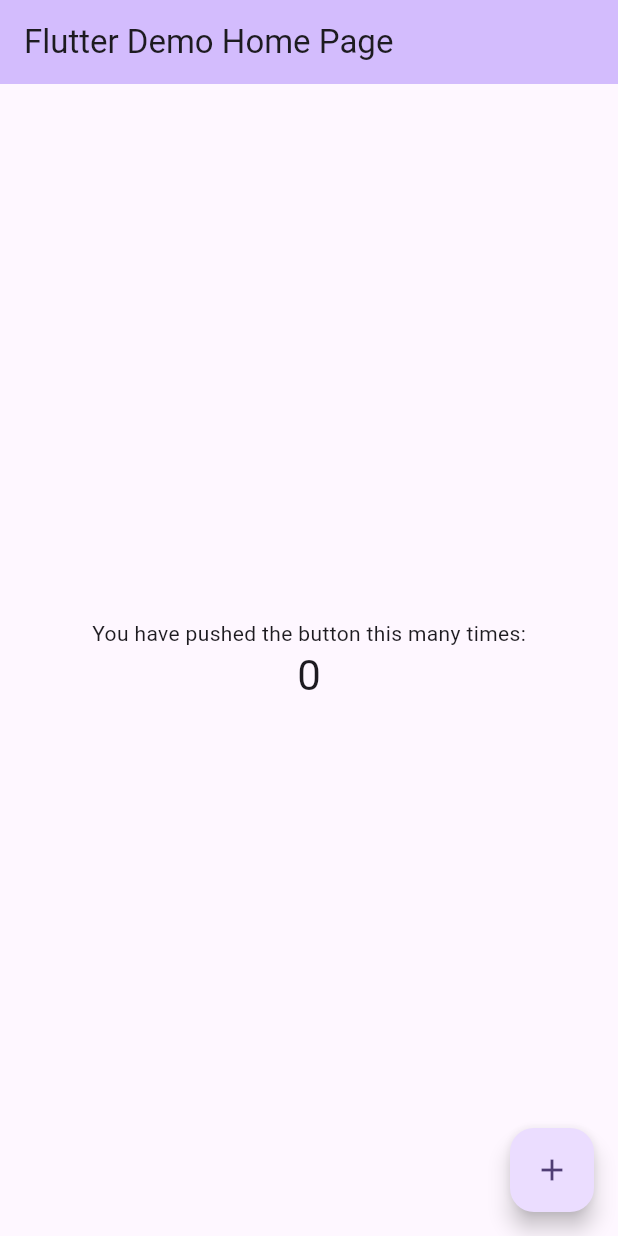
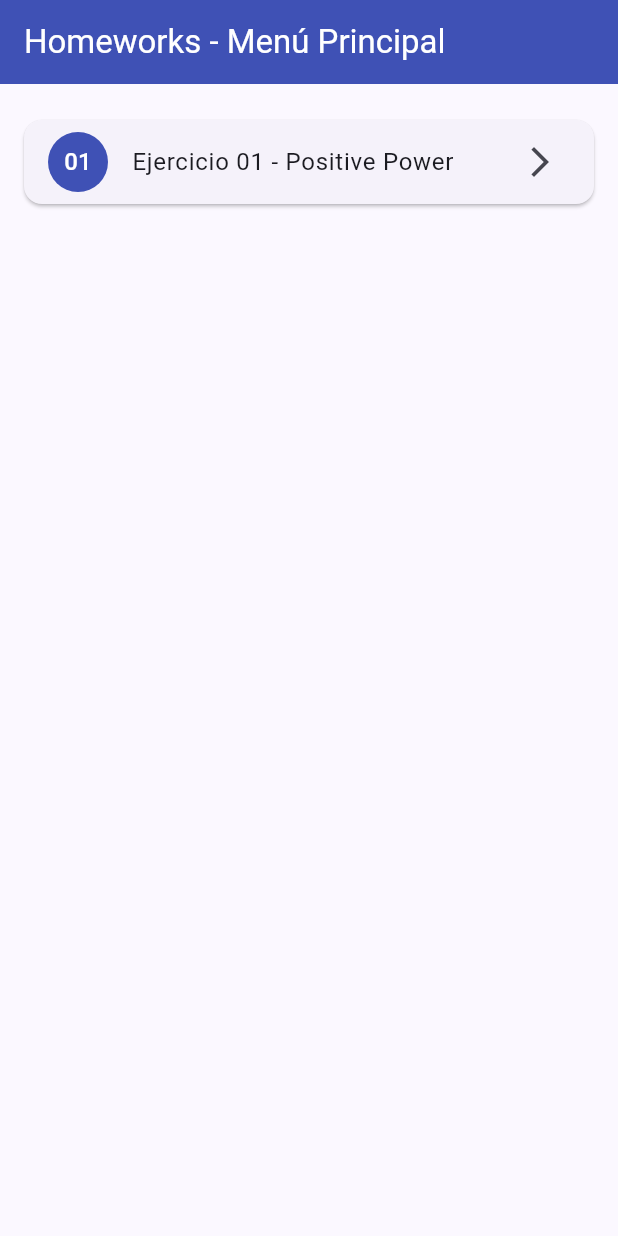
Before and after one commit to jdmarin218-stack/HomeworksCSharp, a Flutter app: the screen it shows after launch, on a phone screen of 412 x 824 dp. Run offline on Flutter 3.47's test engine with Material 3 defaults, Android fonts, the phone set to English and light mode, and no system bars.

Commit message:
feat: ejercicio 01 - Positive Power completado

```diff
--- a/lib/main.dart
+++ b/lib/main.dart
@@ -1,4 +1,5 @@
 import 'package:flutter/material.dart';
+import 'screens/ejercicio01_screen.dart';
 
 void main() {
   runApp(const MyApp());
@@ -7,115 +8,53 @@ void main() {
 class MyApp extends StatelessWidget {
   const MyApp({super.key});
 
-  // This widget is the root of your application.
   @override
   Widget build(BuildContext context) {
     return MaterialApp(
-      title: 'Flutter Demo',
-      theme: ThemeData(
-        // This is the theme of your application.
-        //
-        // TRY THIS: Try running your application with "flutter run". You'll see
-        // the application has a purple toolbar. Then, without quitting the app,
-        // try changing the seedColor in the colorScheme below to Colors.green
-        // and then invoke "hot reload" (save your changes or press the "hot
-        // reload" button in a Flutter-supported IDE, or press "r" if you used
-        // the command line to start the app).
-        //
-        // Notice that the counter didn't reset back to zero; the application
-        // state is not lost during the reload. To reset the state, use hot
-        // restart instead.
-        //
-        // This works for code too, not just values: Most code changes can be
-        // tested with just a hot reload.
-        colorScheme: .fromSeed(seedColor: Colors.deepPurple),
-      ),
-      home: const MyHomePage(title: 'Flutter Demo Home Page'),
+      title: 'Homeworks Flutter',
+      debugShowCheckedModeBanner: false,
+      theme: ThemeData(colorSchemeSeed: Colors.indigo),
+      home: const MenuScreen(),
     );
   }
 }
 
-class MyHomePage extends StatefulWidget {
-  const MyHomePage({super.key, required this.title});
-
-  // This widget is the home page of your application. It is stateful, meaning
-  // that it has a State object (defined below) that contains fields that affect
-  // how it looks.
-
-  // This class is the configuration for the state. It holds the values (in this
-  // case the title) provided by the parent (in this case the App widget) and
-  // used by the build method of the State. Fields in a Widget subclass are
-  // always marked "final".
-
-  final String title;
-
-  @override
-  State<MyHomePage> createState() => _MyHomePageState();
-}
-
-class _MyHomePageState extends State<MyHomePage> {
-  int _counter = 0;
-
-  void _incrementCounter() {
-    setState(() {
-      // This call to setState tells the Flutter framework that something has
-      // changed in this State, which causes it to rerun the build method below
-      // so that the display can reflect the updated values. If we changed
-      // _counter without calling setState(), then the build method would not be
-      // called again, and so nothing would appear to happen.
-      _counter++;
-    });
-  }
+class MenuScreen extends StatelessWidget {
+  const MenuScreen({super.key});
 
   @override
   Widget build(BuildContext context) {
-    // This method is rerun every time setState is called, for instance as done
-    // by the _incrementCounter method above.
-    //
-    // The Flutter framework has been optimized to make rerunning build methods
-    // fast, so that you can just rebuild anything that needs updating rather
-    // than having to individually change instances of widgets.
     return Scaffold(
       appBar: AppBar(
-        // TRY THIS: Try changing the color here to a specific color (to
-        // Colors.amber, perhaps?) and trigger a hot reload to see the AppBar
-        // change color while the other colors stay the same.
-        backgroundColor: Theme.of(context).colorScheme.inversePrimary,
-        // Here we take the value from the MyHomePage object that was created by
-        // the App.build method, and use it to set our appbar title.
-        title: Text(widget.title),
+        title: const Text('Homeworks - Menú Principal'),
+        backgroundColor: Colors.indigo,
+        foregroundColor: Colors.white,
       ),
-      body: Center(
-        // Center is a layout widget. It takes a single child and positions it
-        // in the middle of the parent.
-        child: Column(
-          // Column is also a layout widget. It takes a list of children and
-          // arranges them vertically. By default, it sizes itself to fit its
-          // children horizontally, and tries to be as tall as its parent.
-          //
-          // Column has various properties to control how it sizes itself and
-          // how it positions its children. Here we use mainAxisAlignment to
-          // center the children vertically; the main axis here is the vertical
-          // axis because Columns are vertical (the cross axis would be
-          // horizontal).
-          //
-          // TRY THIS: Invoke "debug painting" (choose the "Toggle Debug Paint"
-          // action in the IDE, or press "p" in the console), to see the
-          // wireframe for each widget.
-          mainAxisAlignment: .center,
-          children: [
-            const Text('You have pushed the button this many times:'),
-            Text(
-              '$_counter',
-              style: Theme.of(context).textTheme.headlineMedium,
-            ),
-          ],
+      body: ListView(
+        padding: const EdgeInsets.all(16),
+        children: [
+          _buildItem(context, '01', 'Positive Power',
+              const Ejercicio01Screen()),
+        ],
+      ),
+    );
+  }
+
+  Widget _buildItem(BuildContext context, String num, String titulo,
+      Widget screen) {
+    return Card(
+      margin: const EdgeInsets.symmetric(vertical: 8),
+      child: ListTile(
+        leading: CircleAvatar(
+          backgroundColor: Colors.indigo,
+          child: Text(num, style: const TextStyle(color: Colors.white)),
         ),
-      ),
-      floatingActionButton: FloatingActionButton(
-        onPressed: _incrementCounter,
-        tooltip: 'Increment',
-        child: const Icon(Icons.add),
+        title: Text('Ejercicio $num - $titulo'),
+        trailing: const Icon(Icons.arrow_forward_ios),
+        onTap: () => Navigator.push(
+          context,
+          MaterialPageRoute(builder: (_) => screen),
+        ),
       ),
     );
   }
```
Also changed, not shown: lib/exercises/ejercicio01.dart (added, +16 -0 lines), lib/screens/ejercicio01_screen.dart (added, +116 -0 lines).
